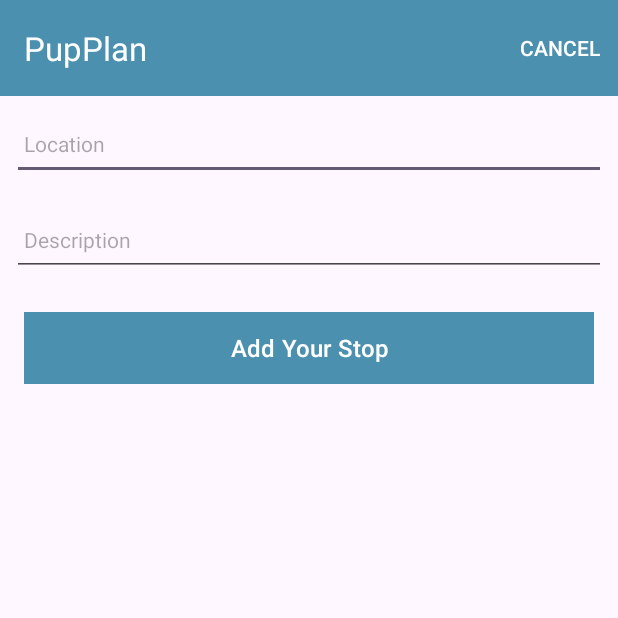
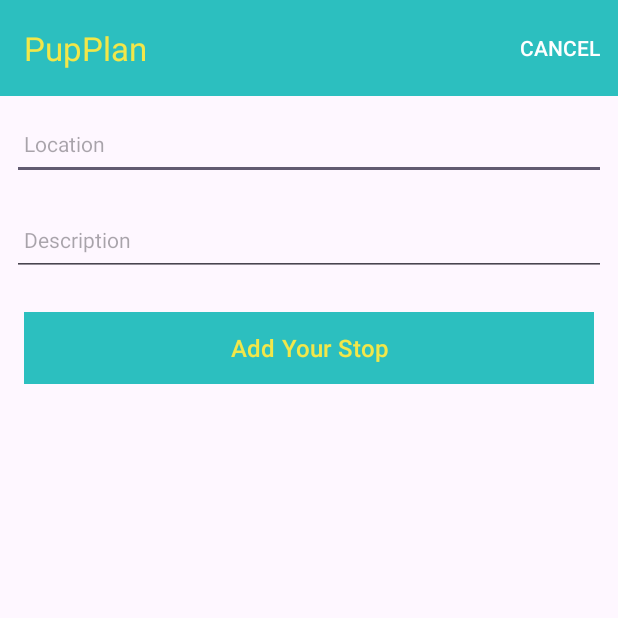
Before and after one commit to ECCooney/PupPlan, an Android app: the screen it shows after launch (LocationActivity), after a tap on "Add", on a phone screen of 412 x 824 dp, the top half of it. Run offline under Robolectric (Android 15) with nearby library versions, the light colour scheme and no system bars; our stand-ins replace Timber; 2 statements that could not run were skipped.

Commit message:
Splash Screen started, custom logo and background not appearing

```diff
--- a/app/build.gradle.kts
+++ b/app/build.gradle.kts
@@ -6,7 +6,7 @@ plugins {
 
 android {
     namespace = "ie.setu.pupplan"
-    compileSdk = 33
+    compileSdk = 34
 
     buildFeatures {
         viewBinding = true
@@ -15,7 +15,7 @@ android {
     defaultConfig {
         applicationId = "ie.setu.pupplan"
         minSdk = 30
-        targetSdk = 33
+        targetSdk = 34
         versionCode = 1
         versionName = "1.0"
 
@@ -50,4 +50,5 @@ dependencies {
     testImplementation("junit:junit:4.13.2")
     androidTestImplementation("androidx.test.ext:junit:1.1.5")
     androidTestImplementation("androidx.test.espresso:espresso-core:3.5.1")
+    implementation("androidx.core:core-splashscreen:1.1.0-alpha02")
 }
--- /dev/null
+++ b/app/src/main/java/ie/setu/pupplan/activities/SplashScreenActivity.kt
@@ -0,0 +1,13 @@
+package ie.setu.pupplan.activities
+
+import android.content.Intent
+import android.os.Bundle
+import androidx.appcompat.app.AppCompatActivity
+
+class SplashScreenActivity : AppCompatActivity() {
+    override fun onCreate(savedInstanceState: Bundle?) {
+        super.onCreate(savedInstanceState)
+        startActivity(Intent(this@SplashScreenActivity, LocationListActivity::class.java))
+        finish()
+    }
+}
--- a/app/src/main/res/values/colors.xml
+++ b/app/src/main/res/values/colors.xml
@@ -2,7 +2,7 @@
 <resources>
     <color name="black">#FF000000</color>
     <color name="white">#FFFFFFFF</color>
-    <color name="colorPrimary">#FFFFFF</color>
-    <color name="colorPrimaryDark">#000000</color>
-    <color name="colorAccent">#4c90af</color>
+    <color name="colorPrimary">#F2E749</color>
+    <color name="colorPrimaryDark">#F28D35</color>
+    <color name="colorAccent">#2CBFBF</color>
 </resources>
--- a/app/src/main/res/values/strings.xml
+++ b/app/src/main/res/values/strings.xml
@@ -6,4 +6,6 @@
     <string name="hint_locationCategory">Category</string>
     <string name="menu_addLocation">Add</string>
     <string name="menu_cancelLocation">Cancel</string>
+    <string name="enter_location_title"> Please enter Your Location\'s Name </string>
+    <string name="save_location"> Save Location </string>
 </resources>
--- a/app/src/main/res/values/themes.xml
+++ b/app/src/main/res/values/themes.xml
@@ -12,4 +12,12 @@
     </style>
 
     <style name="Theme.PupPlan" parent="Base.Theme.Pupplan" />
+
+    <style name="SplashTheme" parent="Theme.MaterialComponents.Light.NoActionBar">
+        <item name="android:windowBackground">@drawable/pupplanvector</item>
+        <item name="colorPrimary">@color/colorPrimary</item>
+        <item name="colorPrimaryDark">@color/colorPrimaryDark</item>
+        <item name="colorAccent">@color/colorAccent</item>
+        <item name="android:statusBarColor">@color/colorAccent</item>
+    </style>
 </resources>
```
Also changed, not shown: app/src/main/AndroidManifest.xml (+15 -5 lines), app/src/main/java/ie/setu/pupplan/activities/LocationActivity.kt (+19 -8 lines), app/src/main/res/drawable/bg_gradient.xml (added, +9 -0 lines), app/src/main/res/drawable/splash_background.xml (added, +9 -0 lines), app/src/main/res/drawable/pupplanvector.png (added).
